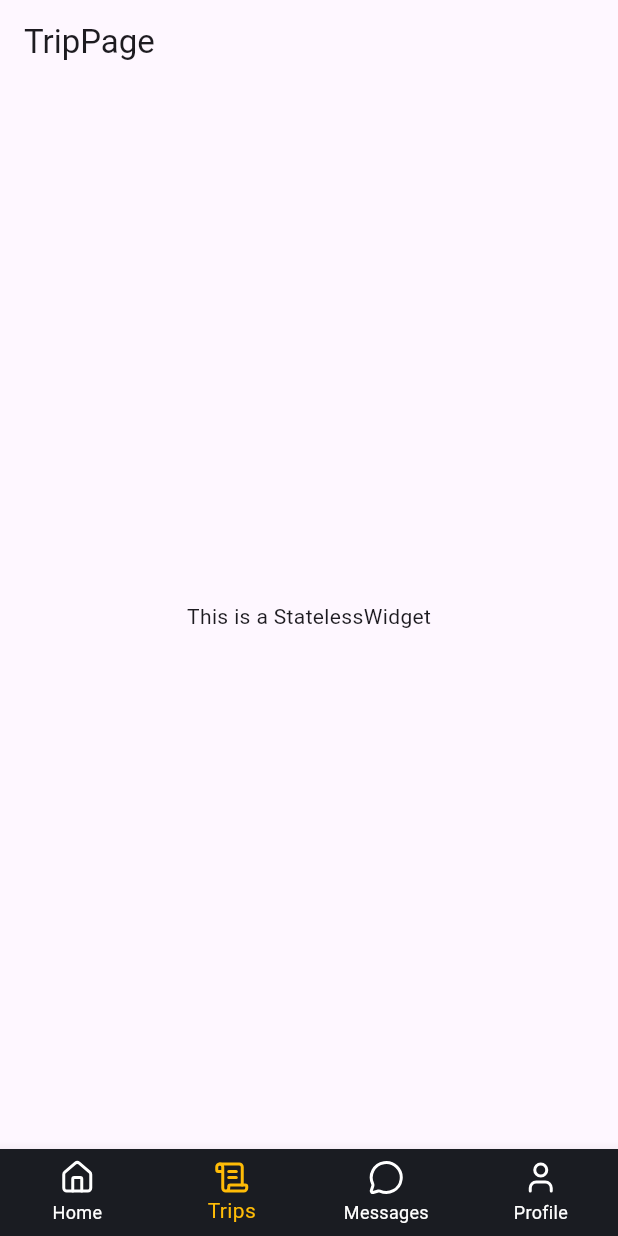
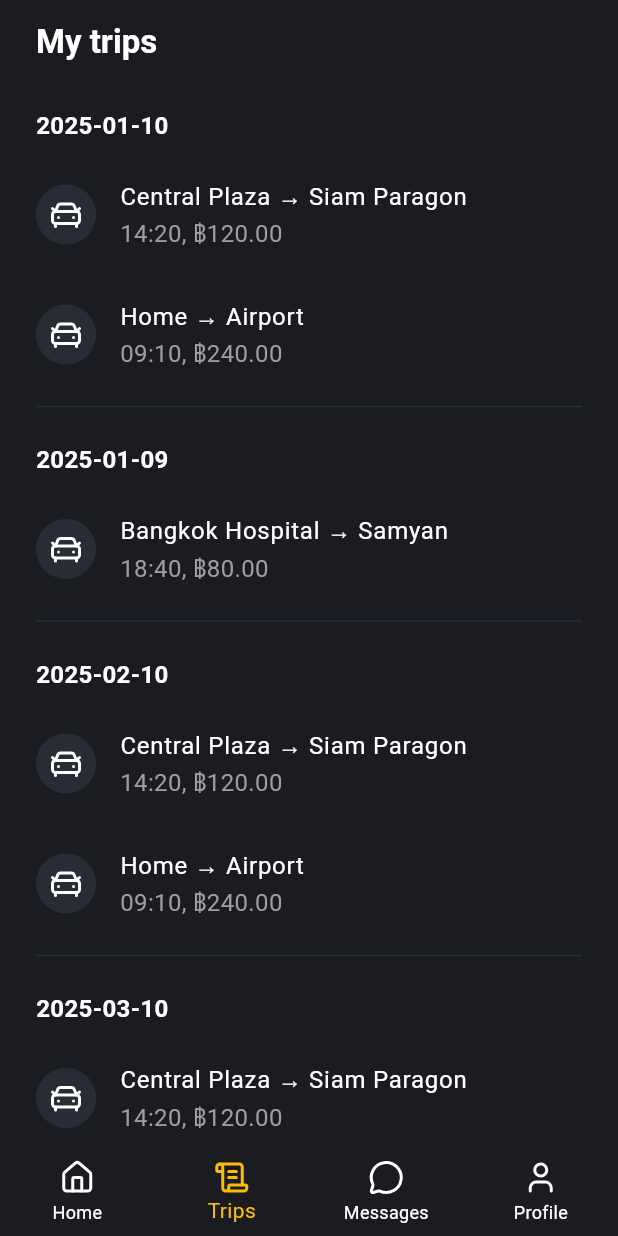
Before and after one commit to naixdevv/flutter-car-booking, a Flutter app: the screen it shows after launch, item 2 of the bottom bar chosen, on a phone screen of 412 x 824 dp. Run offline on Flutter 3.47's test engine with Material 3 defaults, Android fonts, the phone set to English and light mode, and no system bars; our stand-ins replace flutter_svg, lucide_icons_flutter.

Commit message:
refactor: update UI trips/trip_page

```diff
--- a/lib/presentation/pages/trips/trip_page.dart
+++ b/lib/presentation/pages/trips/trip_page.dart
@@ -1,13 +1,207 @@
 import 'package:flutter/material.dart';
+import 'package:lucide_icons_flutter/lucide_icons.dart';
+import 'package:flutter_car_booking/core/theme/app_colors.dart';
+import 'package:flutter_car_booking/core/utils/currency_utils.dart';
 
-class TripPage extends StatelessWidget {
+class TripPage extends StatefulWidget {
   const TripPage({super.key});
+
+  @override
+  State<TripPage> createState() => _TripPageState();
+}
+
+class _TripPageState extends State<TripPage> {
+  final Map<String, List<Map<String, dynamic>>> tripsData = {
+    "2025-01-10": [
+      {
+        "from": "Central Plaza",
+        "to": "Siam Paragon",
+        "price": 120.00,
+        "time": "14:20",
+      },
+      {"from": "Home", "to": "Airport", "price": 240.00, "time": "09:10"},
+    ],
+    "2025-01-09": [
+      {
+        "from": "Bangkok Hospital",
+        "to": "Samyan",
+        "price": 80.00,
+        "time": "18:40",
+      },
+    ],
+    "2025-02-10": [
+      {
+        "from": "Central Plaza",
+        "to": "Siam Paragon",
+        "price": 120.00,
+        "time": "14:20",
+      },
+      {"from": "Home", "to": "Airport", "price": 240.00, "time": "09:10"},
+    ],
+    "2025-03-10": [
+      {
+        "from": "Central Plaza",
+        "to": "Siam Paragon",
+        "price": 120.00,
+        "time": "14:20",
+      },
+      {"from": "Home", "to": "Airport", "price": 240.00, "time": "09:10"},
+    ],
+    "2025-04-10": [
+      {
+        "from": "Central Plaza",
+        "to": "Siam Paragon",
+        "price": 120.00,
+        "time": "14:20",
+      },
+      {"from": "Home", "to": "Airport", "price": 240.00, "time": "09:10"},
+    ],
+    "2025-05-10": [
+      {
+        "from": "Central Plaza",
+        "to": "Siam Paragon",
+        "price": 120.00,
+        "time": "14:20",
+      },
+      {"from": "Home", "to": "Airport", "price": 240.00, "time": "09:10"},
+    ],
+    "2025-06-10": [
+      {
+        "from": "Central Plaza",
+        "to": "Siam Paragon",
+        "price": 120.00,
+        "time": "14:20",
+      },
+      {"from": "Home", "to": "Airport", "price": 240.00, "time": "09:10"},
+    ],
+    "2025-07-10": [
+      {
+        "from": "Central Plaza",
+        "to": "Siam Paragon",
+        "price": 120.00,
+        "time": "14:20",
+      },
+      {"from": "Home", "to": "Airport", "price": 240.00, "time": "09:10"},
+    ],
+    "2025-08-10": [
+      {
+        "from": "Central Plaza",
+        "to": "Siam Paragon",
+        "price": 120.00,
+        "time": "14:20",
+      },
+      {"from": "Home", "to": "Airport", "price": 240.00, "time": "09:10"},
+    ],
+    "2025-09-10": [
+      {
+        "from": "Central Plaza",
+        "to": "Siam Paragon",
+        "price": 120.00,
+        "time": "14:20",
+      },
+      {"from": "Home", "to": "Airport", "price": 240.00, "time": "09:10"},
+    ],
+    "2025-10-10": [
+      {
+        "from": "Central Plaza",
+        "to": "Siam Paragon",
+        "price": 120.00,
+        "time": "14:20",
+      },
+      {"from": "Home", "to": "Airport", "price": 240.00, "time": "09:10"},
+    ],
+  };
 
   @override
   Widget build(BuildContext context) {
     return Scaffold(
-      appBar: AppBar(title: const Text('TripPage')),
-      body: const Center(child: Text('This is a StatelessWidget')),
+      appBar: AppBar(
+        title: Text(
+          'My trips',
+          style: TextStyle(color: Colors.white, fontWeight: FontWeight.bold),
+        ),
+        centerTitle: false,
+        titleSpacing: 24,
+        backgroundColor: AppColors.backgroundPrimary,
+      ),
+      backgroundColor: AppColors.backgroundPrimary,
+      body: SafeArea(
+        child: ListView.separated(
+          physics: BouncingScrollPhysics(),
+          itemCount: tripsData.keys.length,
+          separatorBuilder: (_, __) => Padding(
+            padding: EdgeInsets.symmetric(horizontal: 24),
+            child: const Divider(
+              color: AppColors.borderSecondary,
+              thickness: 1,
+            ),
+          ),
+          itemBuilder: (context, index) {
+            final date = tripsData.keys.elementAt(index);
+            final trips = tripsData[date]!;
+
+            return Column(
+              crossAxisAlignment: CrossAxisAlignment.start,
+              children: [
+                SizedBox(height: 16),
+
+                Padding(
+                  padding: EdgeInsets.symmetric(horizontal: 24),
+                  child: Text(
+                    date,
+                    style: const TextStyle(
+                      fontSize: 16,
+                      fontWeight: FontWeight.bold,
+                      color: AppColors.textPrimary,
+                    ),
+                  ),
+                ),
+
+                SizedBox(height: 8),
+
+                ...trips.map((trip) {
+                  return Card(
+                    elevation: 0,
+                    margin: EdgeInsets.symmetric(vertical: 4),
+                    color: Colors.transparent,
+                    child: ListTile(
+                      contentPadding: EdgeInsets.symmetric(horizontal: 24),
+                      leading: Container(
+                        padding: EdgeInsets.all(8),
+                        decoration: BoxDecoration(
+                          color: AppColors.backgroundSecondary,
+                          borderRadius: BorderRadius.circular(24),
+                        ),
+                        child: Icon(
+                          LucideIcons.carFront,
+                          color: Colors.white,
+                        ),
+                      ),
+                      title: Text(
+                        '${trip['from']} → ${trip['to']}',
+                        style: TextStyle(
+                          color: AppColors.textPrimary,
+                          fontSize: 16,
+                        ),
+                      ),
+                      subtitle: Text(
+                        '${trip['time']}, ${AppCurrencyUtils.format(trip['price'])}',
+                        style: TextStyle(
+                          color: AppColors.textSecondary,
+                          fontSize: 16,
+                        ),
+                      ),
+                      onTap: () {
+
+                      }
+                    ),
+                  );
+                }),
+              ],
+            );
+          },
+        ),
+      ),
     );
   }
 }
```
